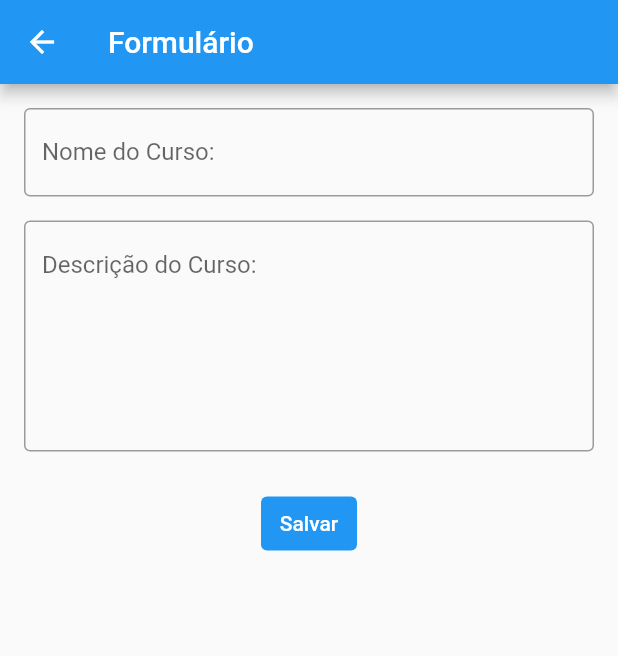
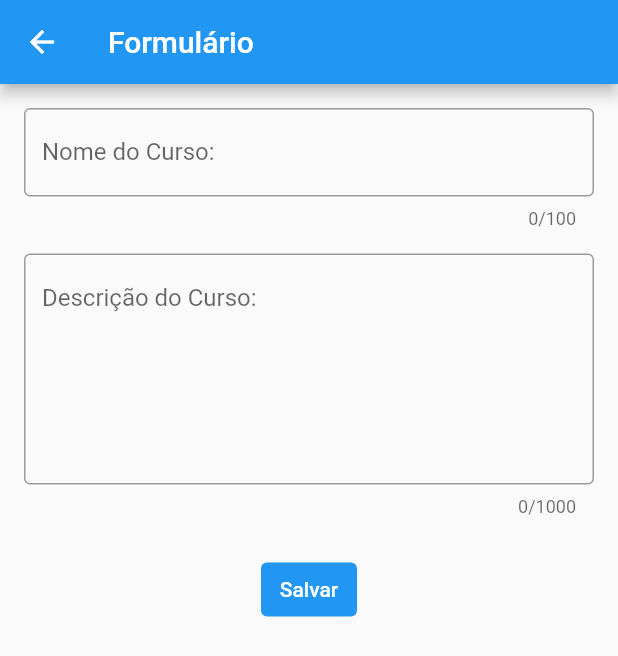
Before and after one commit to alvarobcprado/flutter-dio-courses, a Flutter app: the CoursesView screen opened by its route, on a phone screen of 412 x 824 dp. Shown: the top 656 px of the screen. Run offline on Flutter 3.47's test engine with Material 2 defaults, Android fonts, the light colour scheme and no system bars; our stand-ins replace form_field_validator, get.

Commit message:
feat: defined form max length

```diff
--- a/lib/app/views/courses_view/widgets/course_form_widget.dart
+++ b/lib/app/views/courses_view/widgets/course_form_widget.dart
@@ -38,6 +38,7 @@ class _CourseFormWidgetState extends State<CourseFormWidget> {
               initialValue: course.name?.value,
               onChanged: updateName,
               validator: RequiredValidator(errorText: "Campo obrigatório"),
+              maxLength: 100,
               decoration: InputDecoration(
                 labelText: "Nome do Curso:",
                 border: OutlineInputBorder(),
@@ -50,6 +51,7 @@ class _CourseFormWidgetState extends State<CourseFormWidget> {
               keyboardType: TextInputType.multiline,
               minLines: 6,
               maxLines: null,
+              maxLength: 1000,
               decoration: InputDecoration(
                 alignLabelWithHint: true,
                 labelText: "Descrição do Curso:",
```
